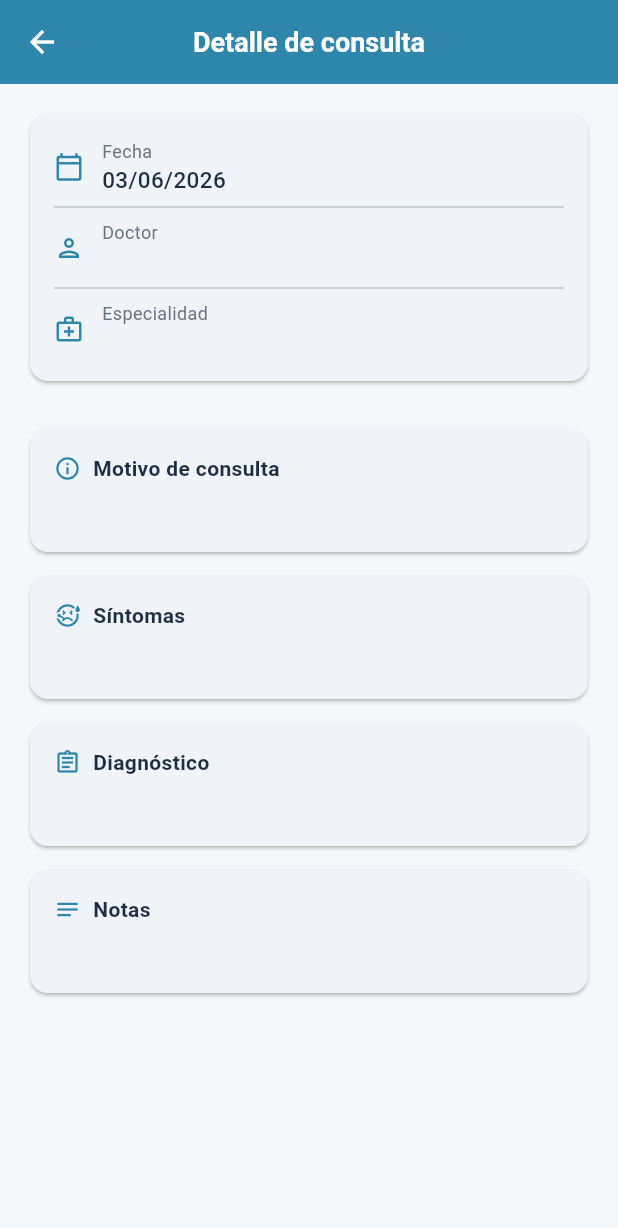
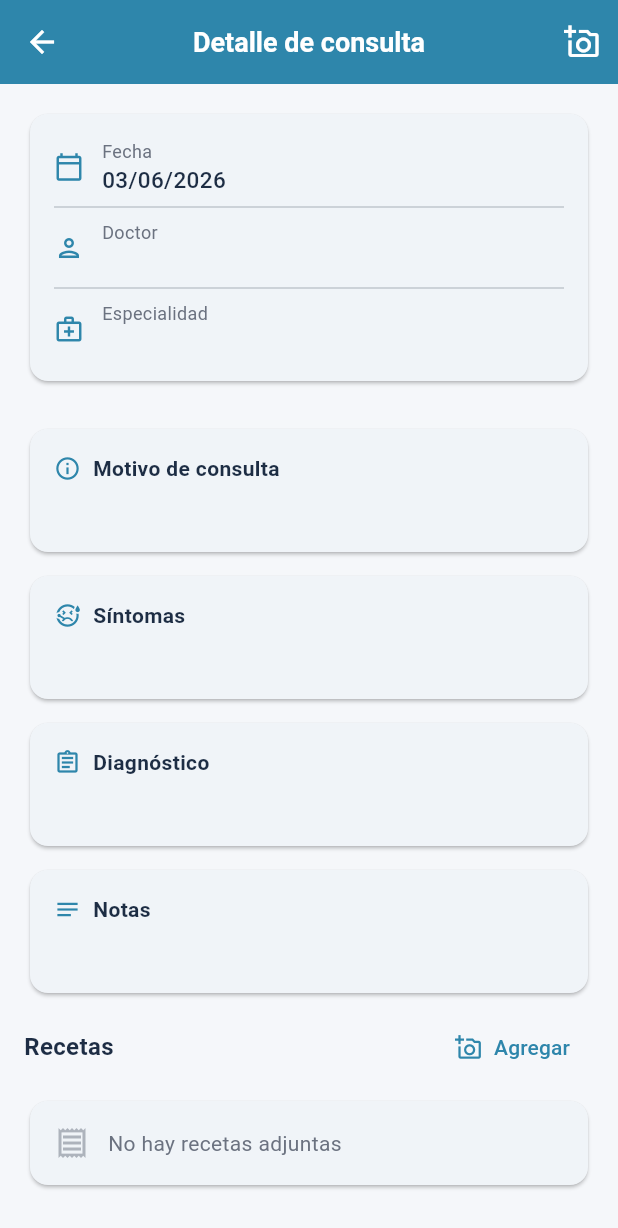
Before and after one commit to AbeMabteck/medico-app, a Flutter app: the DetalleConsultaScreen screen opened directly with empty values, on a phone screen of 412 x 824 dp. Shown: the top 1228 px of the screen. Run offline on Flutter 3.47's test engine with Material 3 defaults, Android fonts, the phone set to English and light mode, and no system bars; our stand-ins replace flutter_local_notifications, image_picker, shared_preferences, timezone; accounts and stored records are empty.

Commit message:
feat: subir fotos de recetas y modulo doctores completo

```diff
--- a/src/medico_app/lib/screens/consultas/detalle_consulta_screen.dart
+++ b/src/medico_app/lib/screens/consultas/detalle_consulta_screen.dart
@@ -1,17 +1,112 @@
+import 'dart:io';
 import 'package:flutter/material.dart';
 import 'package:intl/intl.dart';
+import 'package:image_picker/image_picker.dart';
 import '../../constants/app_theme.dart';
 import '../../models/consulta_model.dart';
+import '../../services/receta_service.dart';
 
-class DetalleConsultaScreen extends StatelessWidget {
+class DetalleConsultaScreen extends StatefulWidget {
   final ConsultaModel consulta;
 
   const DetalleConsultaScreen({super.key, required this.consulta});
 
   @override
+  State<DetalleConsultaScreen> createState() => _DetalleConsultaScreenState();
+}
+
+class _DetalleConsultaScreenState extends State<DetalleConsultaScreen> {
+  final _recetaService = RecetaService();
+  final _picker = ImagePicker();
+  bool _isUploading = false;
+
+  Future<void> _subirFoto() async {
+    final opcion = await showModalBottomSheet<ImageSource>(
+      context: context,
+      builder: (_) => SafeArea(
+        child: Column(
+          mainAxisSize: MainAxisSize.min,
+          children: [
+            ListTile(
+              leading: const Icon(
+                Icons.camera_alt_outlined,
+                color: AppTheme.primaryColor,
+              ),
+              title: const Text('Tomar foto'),
+              onTap: () => Navigator.pop(context, ImageSource.camera),
+            ),
+            ListTile(
+              leading: const Icon(
+                Icons.photo_library_outlined,
+                color: AppTheme.primaryColor,
+              ),
+              title: const Text('Elegir de galería'),
+              onTap: () => Navigator.pop(context, ImageSource.gallery),
+            ),
+          ],
+        ),
+      ),
+    );
+
+    if (opcion == null) return;
+
+    final picked = await _picker.pickImage(source: opcion, imageQuality: 80);
+
+    if (picked == null) return;
+
+    setState(() => _isUploading = true);
+
+    try {
+      await _recetaService.subirReceta(
+        consultaId: widget.consulta.id,
+        foto: File(picked.path),
+      );
+
+      if (mounted) {
+        ScaffoldMessenger.of(context).showSnackBar(
+          const SnackBar(
+            content: Text('✅ Receta subida correctamente'),
+            backgroundColor: AppTheme.successColor,
+          ),
+        );
+        Navigator.pop(context, true);
+      }
+    } catch (e) {
+      if (mounted) {
+        ScaffoldMessenger.of(context).showSnackBar(
+          SnackBar(
+            content: Text('Error: ${e.toString()}'),
+            backgroundColor: AppTheme.errorColor,
+          ),
+        );
+      }
+    } finally {
+      if (mounted) setState(() => _isUploading = false);
+    }
+  }
+
+  @override
   Widget build(BuildContext context) {
     return Scaffold(
-      appBar: AppBar(title: const Text('Detalle de consulta')),
+      appBar: AppBar(
+        title: const Text('Detalle de consulta'),
+        actions: [
+          IconButton(
+            icon: _isUploading
+                ? const SizedBox(
+                    width: 20,
+                    height: 20,
+                    child: CircularProgressIndicator(
+                      color: Colors.white,
+                      strokeWidth: 2,
+                    ),
+                  )
+                : const Icon(Icons.add_a_photo_outlined),
+            onPressed: _isUploading ? null : _subirFoto,
+            tooltip: 'Agregar receta',
+          ),
+        ],
+      ),
       body: SingleChildScrollView(
         padding: const EdgeInsets.all(16),
         child: Column(
@@ -23,63 +118,61 @@ class DetalleConsultaScreen extends StatelessWidget {
                 _buildRow(
                   icon: Icons.calendar_today_outlined,
                   label: 'Fecha',
-                  value: DateFormat('dd/MM/yyyy').format(consulta.fecha),
+                  value: DateFormat('dd/MM/yyyy').format(widget.consulta.fecha),
                 ),
-                if (consulta.doctorNombre != null) ...[
+                if (widget.consulta.doctorNombre != null) ...[
                   const Divider(),
                   _buildRow(
                     icon: Icons.person_outlined,
                     label: 'Doctor',
-                    value: consulta.doctorNombre!,
+                    value: widget.consulta.doctorNombre!,
                   ),
                 ],
-                if (consulta.doctorEspecialidad != null) ...[
+                if (widget.consulta.doctorEspecialidad != null) ...[
                   const Divider(),
                   _buildRow(
                     icon: Icons.medical_services_outlined,
                     label: 'Especialidad',
-                    value: consulta.doctorEspecialidad!,
+                    value: widget.consulta.doctorEspecialidad!,
                   ),
                 ],
               ],
             ),
             const SizedBox(height: 16),
 
-            // Motivo
-            if (consulta.motivo != null)
+            if (widget.consulta.motivo != null)
               _buildSection(
                 title: 'Motivo de consulta',
                 icon: Icons.info_outlined,
-                content: consulta.motivo!,
+                content: widget.consulta.motivo!,
               ),
 
-            // Síntomas
-            if (consulta.sintomas != null)
+            if (widget.consulta.sintomas != null)
               _buildSection(
                 title: 'Síntomas',
                 icon: Icons.sick_outlined,
-                content: consulta.sintomas!,
+                content: widget.consulta.sintomas!,
               ),
 
-            // Diagnóstico
-            if (consulta.diagnostico != null)
+            if (widget.consulta.diagnostico != null)
               _buildSection(
                 title: 'Diagnóstico',
                 icon: Icons.assignment_outlined,
-                content: consulta.diagnostico!,
+                content: widget.consulta.diagnostico!,
               ),
 
-            // Notas
-            if (consulta.notas != null)
+            if (widget.consulta.notas != null)
               _buildSection(
                 title: 'Notas',
                 icon: Icons.notes_outlined,
-                content: consulta.notas!,
+                content: widget.consulta.notas!,
               ),
 
             // Recetas
-            if (consulta.recetas.isNotEmpty) ...[
             const SizedBox(height: 8),
+            Row(
+              mainAxisAlignment: MainAxisAlignment.spaceBetween,
+              children: [
                 const Text(
                   'Recetas',
                   style: TextStyle(
@@ -88,8 +181,36 @@ class DetalleConsultaScreen extends StatelessWidget {
                     color: AppTheme.textPrimary,
                   ),
                 ),
+                TextButton.icon(
+                  onPressed: _isUploading ? null : _subirFoto,
+                  icon: const Icon(Icons.add_a_photo_outlined, size: 18),
+                  label: const Text('Agregar'),
+                ),
+              ],
+            ),
             const SizedBox(height: 8),
-              ...consulta.recetas.map(
+
+            if (widget.consulta.recetas.isEmpty)
+              Card(
+                child: Padding(
+                  padding: const EdgeInsets.all(16),
+                  child: Row(
+                    children: [
+                      Icon(
+                        Icons.receipt_outlined,
+                        color: AppTheme.textSecondary.withValues(alpha: 0.5),
+                      ),
+                      const SizedBox(width: 12),
+                      const Text(
+                        'No hay recetas adjuntas',
+                        style: TextStyle(color: AppTheme.textSecondary),
+                      ),
+                    ],
+                  ),
+                ),
+              )
+            else
+              ...widget.consulta.recetas.map(
                 (r) => Card(
                   margin: const EdgeInsets.only(bottom: 8),
                   child: ListTile(
@@ -108,7 +229,6 @@ class DetalleConsultaScreen extends StatelessWidget {
                   ),
                 ),
               ),
-            ],
           ],
         ),
       ),
```
Also changed, not shown: src/medico_app/lib/services/receta_service.dart (added, +52 -0 lines). Lines whose indentation alone changed are shown as unchanged.
